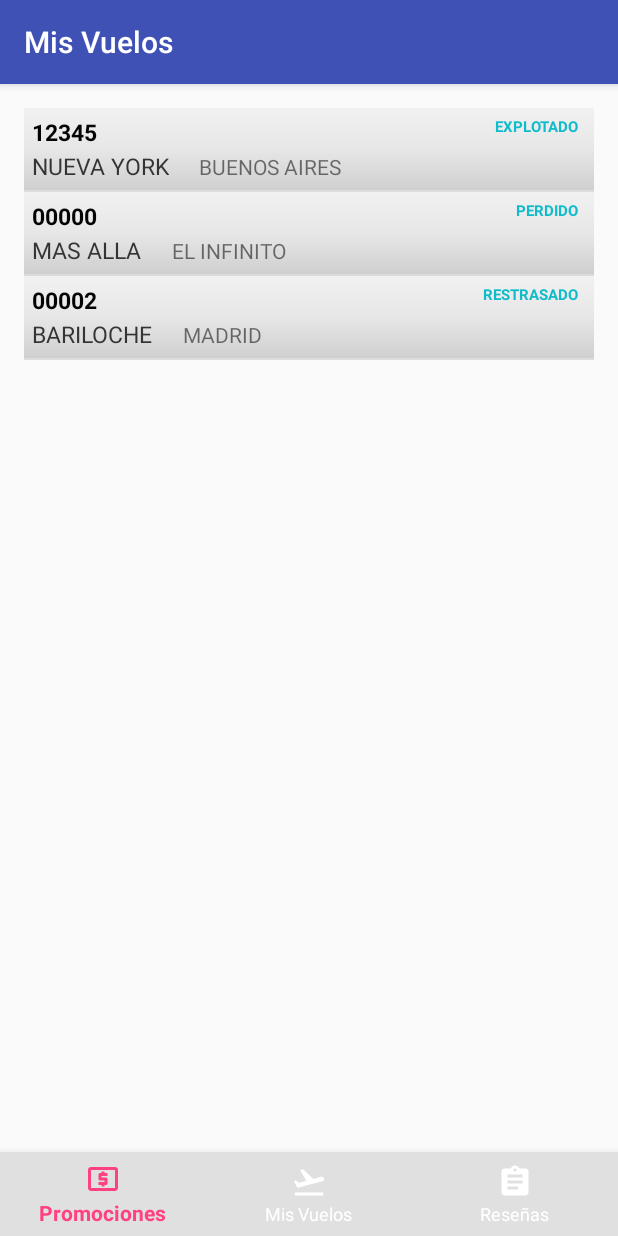
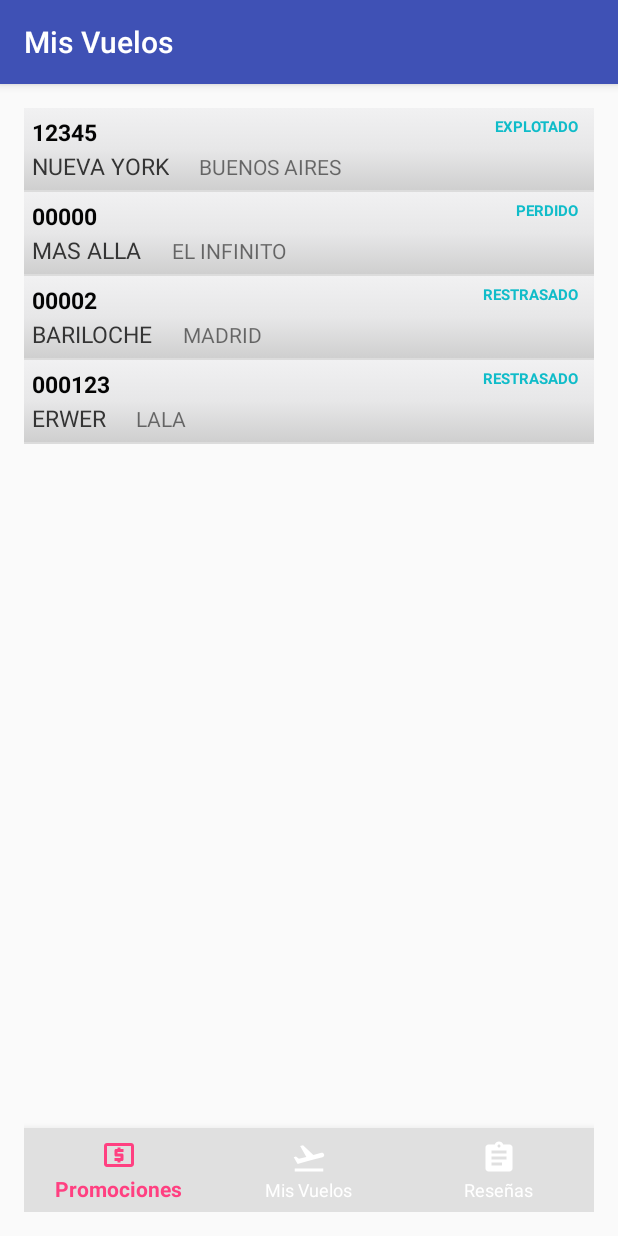
Before and after one commit to cbarruffaldi/hci_voladeaca, an Android app: the screen it shows after launch (Voladeacapp), on a phone screen of 412 x 824 dp. Run offline under Robolectric (Android 15) with nearby library versions, the phone set to English and light mode, and no system bars.

Commit message:
Fragment de Mis Vuelos

```diff
--- a/Voladeacapp/app/src/main/AndroidManifest.xml
+++ b/Voladeacapp/app/src/main/AndroidManifest.xml
@@ -8,6 +8,7 @@
          location permissions for the 'MyLocation' functionality.
     -->
     <uses-permission android:name="android.permission.ACCESS_FINE_LOCATION" />
+    <uses-permission android:name="android.permission.INTERNET" />
 
     <application
         android:allowBackup="true"
--- /dev/null
+++ b/Voladeacapp/app/src/main/java/hci/voladeacapp/MisVuelos.java
@@ -0,0 +1,106 @@
+package hci.voladeacapp;
+
+import android.app.Fragment;
+import android.content.Intent;
+import android.os.Bundle;
+import android.view.LayoutInflater;
+import android.view.View;
+import android.view.ViewGroup;
+import android.widget.AdapterView;
+import android.widget.ListView;
+
+import java.util.ArrayList;
+
+public class MisVuelos extends Fragment {
+    ListView flightsListView;
+    @Override
+    public View onCreateView(LayoutInflater inflater, ViewGroup parent, Bundle savedInstanceState) {
+        View rootView = inflater.inflate(R.layout.activity_mis_vuelos, parent, false);
+        flightsListView = (ListView) rootView.findViewById(R.id.text_mis_vuelos);
+
+        populateList();
+
+        flightsListView.setOnItemClickListener(new AdapterView.OnItemClickListener() {
+
+            //ACA A LO QUE PASA CUANDO HACE CLICK
+            @Override
+            public void onItemClick(AdapterView<?> a, View v, int position, long id) {
+                Object o = flightsListView.getItemAtPosition(position);
+                Flight flightData = (Flight) o;
+
+                Intent detailIntent = new Intent(getActivity(), FlightDetails.class);
+                detailIntent.putExtra("number", flightData.getNumber());
+
+                startActivity(detailIntent);
+
+            }
+        });
+
+        return rootView;
+    }
+
+    private void populateList() {
+        ArrayList flight_details = getListData();
+        flightsListView.setAdapter(new FlightListAdapter(getActivity(),flight_details));
+
+    }
+
+
+    /*
+        private void createMyFlightsList() {
+            ArrayList flight_details = getListData();
+            ListView lv1 = (ListView)view.findViewById(R.id.text_mis_vuelos);
+            lv1.setAdapter(new FlightListAdapter(this, flight_details));
+            lv1.setOnItemClickListener(new AdapterView.OnItemClickListener() {
+
+                //ACA A LO QUE PASA CUANDO HACE CLICK
+                @Override
+                public void onItemClick(AdapterView<?> a, View v, int position, long id) {
+                    Object o = lv1.getItemAtPosition(position);
+                    Flight flightData = (Flight) o;
+
+                    Intent detailIntent = new Intent(context, FlightDetails.class);
+                    detailIntent.putExtra("number", flightData.getNumber());
+
+                    startActivity(detailIntent);
+
+
+                }
+            });
+
+        }
+        */
+    /* PROBANDO UNA ARRAYLIST CUALQUIERA */
+    public ArrayList getListData() {
+        ArrayList<Flight> results = new ArrayList<Flight>();
+        Flight flight1 = new Flight();
+        flight1.setCityDestination("BUENOS AIRES");
+        flight1.setNumber("12345");
+        flight1.setCityOrigin("NUEVA YORK");
+        flight1.setState("EXPLOTADO");
+        results.add(flight1);
+
+        Flight flight2 = new Flight();
+        flight2.setCityDestination("EL INFINITO");
+        flight2.setNumber("00000");
+        flight2.setCityOrigin("MAS ALLA");
+        flight2.setState("PERDIDO");
+        results.add(flight2);
+
+        Flight flight3 = new Flight();
+        flight3.setCityDestination("MADRID");
+        flight3.setNumber("00002");
+        flight3.setCityOrigin("BARILOCHE");
+        flight3.setState("RESTRASADO");
+        results.add(flight3);
+
+        Flight flight4 = new Flight();
+        flight4.setCityDestination("LALA");
+        flight4.setNumber("000123");
+        flight4.setCityOrigin("ERWER");
+        flight4.setState("RESTRASADO");
+        results.add(flight4);
+
+
+        return results;    }
+}
--- a/Voladeacapp/app/src/main/java/hci/voladeacapp/Voladeacapp.java
+++ b/Voladeacapp/app/src/main/java/hci/voladeacapp/Voladeacapp.java
@@ -5,19 +5,16 @@ import android.content.Intent;
 import android.os.Bundle;
 import android.support.annotation.NonNull;
 import android.support.design.widget.BottomNavigationView;
+import android.support.v4.app.FragmentManager;
 import android.support.v7.app.AppCompatActivity;
 import android.view.MenuItem;
 import android.view.View;
-import android.widget.AdapterView;
 import android.widget.ArrayAdapter;
-import android.widget.ListView;
 import android.widget.TextView;
-
-import java.util.ArrayList;
 
 public class Voladeacapp extends AppCompatActivity {
 
-    private ListView misVuelosView;
+    private android.support.v4.app.Fragment misVuelosFragment;
     private TextView promocionesView;
     private TextView resenasView;
 
@@ -29,11 +26,13 @@ public class Voladeacapp extends AppCompatActivity {
         super.onCreate(savedInstanceState);
         setContentView(R.layout.activity_voladeacapp);
 
-        misVuelosView = (ListView) findViewById(R.id.text_mis_vuelos);
+        final FragmentManager fragmentManager = getSupportFragmentManager();
+
+        misVuelosFragment = fragmentManager.findFragmentById(R.id.mis_vuelos_fragment);
         promocionesView = (TextView) findViewById(R.id.text_promociones);
         resenasView = (TextView) findViewById(R.id.text_resenas);
 
-        createMyFlightsList();
+        //createMyFlightsList();
 
         final BottomNavigationView bottomNavigationView = (BottomNavigationView)
                 findViewById(R.id.bottom_navigation);
@@ -46,19 +45,19 @@ public class Voladeacapp extends AppCompatActivity {
                     public boolean onNavigationItemSelected(@NonNull MenuItem item) {
                         switch (item.getItemId()) {
                             case R.id.action_mis_vuelos:
-                                misVuelosView.setVisibility(View.VISIBLE);
+                                findViewById(R.id.mis_vuelos_fragment).setVisibility(View.VISIBLE);
                                 promocionesView.setVisibility(View.GONE);
                                 resenasView.setVisibility(View.GONE);
                                 break;
                             case R.id.action_promociones:
-                                misVuelosView.setVisibility(View.GONE);
+                                findViewById(R.id.mis_vuelos_fragment).setVisibility(View.GONE);
                                 promocionesView.setVisibility(View.VISIBLE);
                                 resenasView.setVisibility(View.GONE);
                                 Intent intent = new Intent(bottomNavigationView.getContext(), MapActivity.class);
                                 startActivity(intent);
                                 break;
                             case R.id.action_resenas:
-                                misVuelosView.setVisibility(View.GONE);
+                                findViewById(R.id.mis_vuelos_fragment).setVisibility(View.GONE);
                                 promocionesView.setVisibility(View.GONE);
                                 resenasView.setVisibility(View.VISIBLE);
                                 break;
@@ -68,6 +67,7 @@ public class Voladeacapp extends AppCompatActivity {
                 });
     }
 
+    /*
     private void createMyFlightsList() {
 
         ArrayList flight_details = getListData();
@@ -91,9 +91,10 @@ public class Voladeacapp extends AppCompatActivity {
         });
 
     }
+    */
+    /*
+    private void setDefaultVisibility(BottomNavigationView bnv) {
 
-    private void setDefaultVisibility(BottomNavigationView bnv) {
-        /*
         misVuelosView.setVisibility(View.VISIBLE);
         promocionesView.setVisibility(View.GONE);
         resenasView.setVisibility(View.GONE);
@@ -101,11 +102,11 @@ public class Voladeacapp extends AppCompatActivity {
         bnv.getMenu().findItem(R.id.action_mis_vuelos).setChecked(true);
         bnv.getMenu().findItem(R.id.action_promociones).setChecked(false);
         bnv.getMenu().findItem(R.id.action_resenas).setChecked(false);
-        */
+
 
     }
-
-    /* PROBANDO UNA ARRAYLIST CUALQUIERA */
+    */
+    /* PROBANDO UNA ARRAYLIST CUALQUIERA
     public ArrayList getListData() {
         ArrayList<Flight> results = new ArrayList<Flight>();
         Flight flight1 = new Flight();
@@ -130,4 +131,6 @@ public class Voladeacapp extends AppCompatActivity {
         results.add(flight3);
 
         return results;    }
+
+        */
 }
--- /dev/null
+++ b/Voladeacapp/app/src/main/res/layout/activity_mis_vuelos.xml
@@ -0,0 +1,13 @@
+<?xml version="1.0" encoding="utf-8"?>
+<LinearLayout xmlns:android="http://schemas.android.com/apk/res/android"
+    android:orientation="vertical" android:layout_width="match_parent"
+    android:layout_height="match_parent">
+
+    <ListView
+        android:id="@+id/text_mis_vuelos"
+        android:layout_width="match_parent"
+        android:layout_height="match_parent"
+        android:text="@string/title_mis_vuelos"
+        android:listSelector="@drawable/flight_list_selector"/>
+
+</LinearLayout>
--- a/Voladeacapp/app/src/main/res/layout/activity_voladeacapp.xml
+++ b/Voladeacapp/app/src/main/res/layout/activity_voladeacapp.xml
@@ -11,15 +11,13 @@
     android:paddingRight="@dimen/activity_horizontal_margin"
     android:paddingTop="@dimen/activity_vertical_margin"
     tools:context="hci.voladeacapp.Voladeacapp"
-    android:padding="0dp">
+    android:layout_margin="0dp">
 
-    <ListView
-        android:id="@+id/text_mis_vuelos"
+    <fragment
+        android:name="hci.voladeacapp.MisVuelos"
+        android:id="@+id/mis_vuelos_fragment"
         android:layout_width="match_parent"
-        android:layout_height="match_parent"
-        android:text="@string/title_mis_vuelos"
-        android:listSelector="@drawable/flight_list_selector"
-        android:padding="@dimen/activity_horizontal_margin" />
+        android:layout_height="match_parent" />
 
     <TextView
         android:id="@+id/text_promociones"
```
